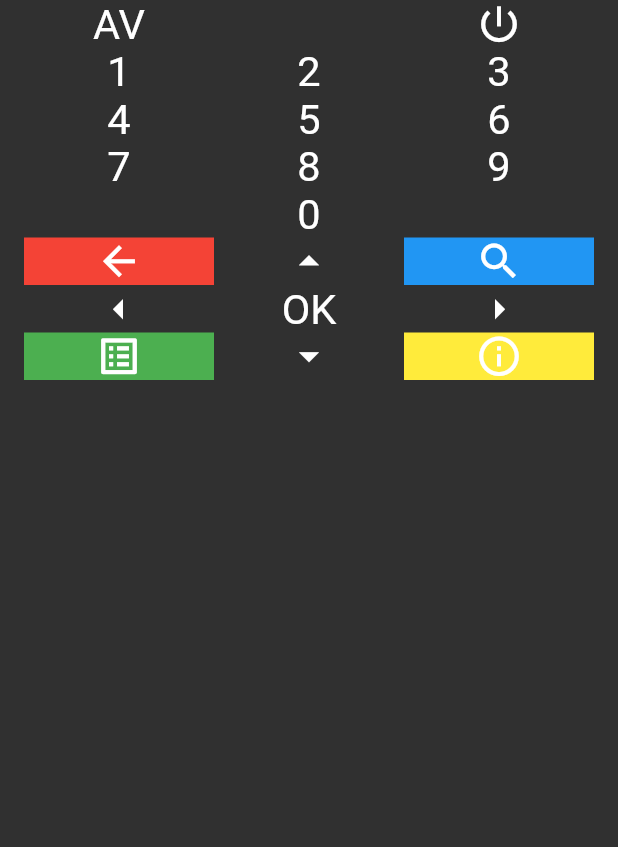
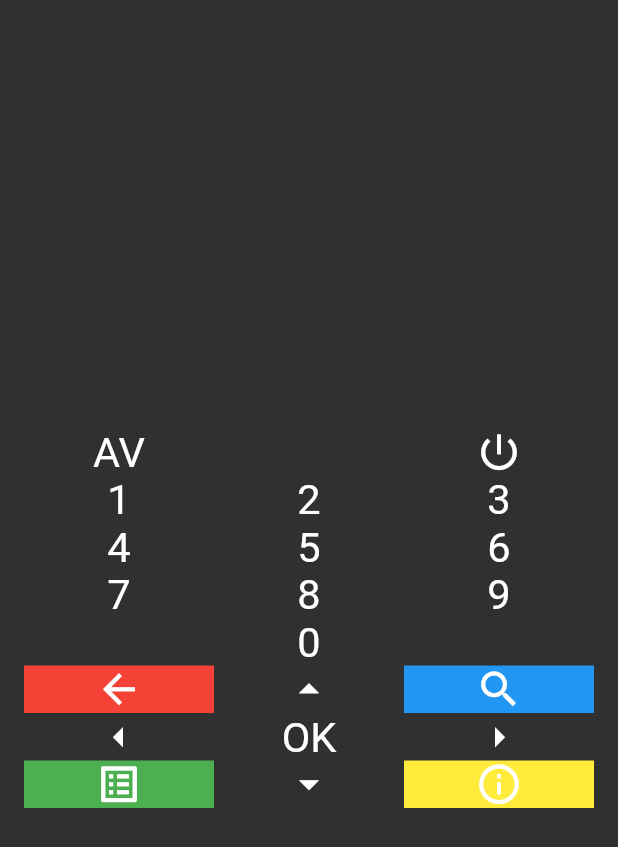
Before and after one commit to Hhanri/freebox_remote_controller, a Flutter app: the screen it shows after launch, on a phone screen of 412 x 824 dp. Shown: the top 847 px of the screen. Run offline on Flutter 3.47's test engine with Material 2 defaults, Android fonts, the phone set to English and light mode, and no system bars.

Commit message:
fixed gridviews not centered in main column

```diff
--- a/lib/pages/home_page.dart
+++ b/lib/pages/home_page.dart
@@ -9,10 +9,10 @@ class HomeScreen extends StatelessWidget {
     return Scaffold(
       body: Padding(
         padding: const EdgeInsets.symmetric(horizontal: 16.0),
-        child: SingleChildScrollView(
         child: SafeArea(
           child: Column(
-              mainAxisAlignment: MainAxisAlignment.start,
+            mainAxisAlignment: MainAxisAlignment.center,
+            crossAxisAlignment: CrossAxisAlignment.center,
             children: [
               PowerRowWidget(),
               NumPadWidget(),
@@ -20,7 +20,6 @@ class HomeScreen extends StatelessWidget {
             ],
           ),
         ),
-        ),
       )
     );
   }
--- a/lib/widgets/buttons_sections.dart
+++ b/lib/widgets/buttons_sections.dart
@@ -24,7 +24,8 @@ class NumPadWidget extends StatelessWidget {
   ];
   @override
   Widget build(BuildContext context) {
-    return GridView.builder(
+    return Center(
+      child: GridView.builder(
         shrinkWrap: true,
         physics: const NeverScrollableScrollPhysics(),
         itemBuilder: (BuildContext context, int index) {
@@ -39,6 +40,7 @@ class NumPadWidget extends StatelessWidget {
           childAspectRatio: 4
         ),
         itemCount: numPad.length,
+      ),
     );
   }
 }
@@ -53,7 +55,8 @@ class PowerRowWidget extends StatelessWidget {
   ];
   @override
   Widget build(BuildContext context) {
-    return GridView.builder(
+    return Center(
+      child: GridView.builder(
         shrinkWrap: true,
         physics: const NeverScrollableScrollPhysics(),
         itemBuilder: (BuildContext context, int index) {
@@ -68,6 +71,7 @@ class PowerRowWidget extends StatelessWidget {
           childAspectRatio: 4
         ),
         itemCount: rowButtons.length,
+      ),
     );
   }
 }
```
Lines whose indentation alone changed are shown as unchanged.
